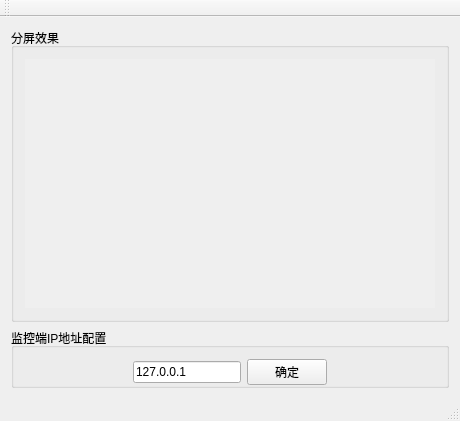
Old version of the form LocalManager/mainwindow.ui in the repository Robbie-Juelich/CSR_Video.
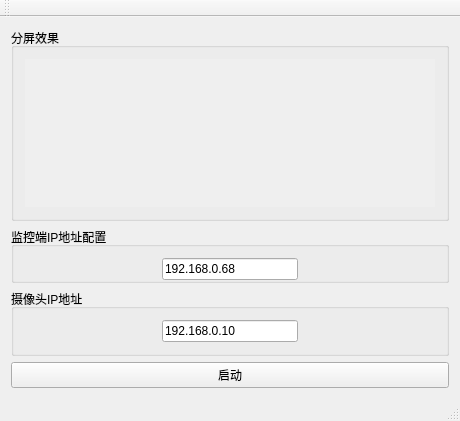
New version of the form. Icons and pictures are not drawn.

Commit message: 1. UI config support; 2. Read datagram error

```diff
--- a/LocalManager/mainwindow.ui
+++ b/LocalManager/mainwindow.ui
@@ -88,17 +88,7 @@
          <item>
           <widget class="QLineEdit" name="lineEdit">
            <property name="text">
-            <string>127.0.0.1</string>
-           </property>
-          </widget>
-         </item>
-         <item>
-          <widget class="QPushButton" name="pushButton_ip">
-           <property name="enabled">
-            <bool>true</bool>
-           </property>
-           <property name="text">
-            <string>确定</string>
+            <string>192.168.0.68</string>
            </property>
           </widget>
          </item>
@@ -120,6 +110,58 @@
       </item>
      </layout>
     </item>
+    <item>
+     <widget class="QGroupBox" name="groupBox_3">
+      <property name="title">
+       <string>摄像头IP地址</string>
+      </property>
+      <layout class="QHBoxLayout" name="horizontalLayout_4">
+       <item>
+        <spacer name="horizontalSpacer_3">
+         <property name="orientation">
+          <enum>Qt::Horizontal</enum>
+         </property>
+         <property name="sizeHint" stdset="0">
+          <size>
+           <width>40</width>
+           <height>20</height>
+          </size>
+         </property>
+        </spacer>
+       </item>
+       <item>
+        <widget class="QLineEdit" name="lineEdit_2">
+         <property name="text">
+          <string>192.168.0.10</string>
+         </property>
+        </widget>
+       </item>
+       <item>
+        <spacer name="horizontalSpacer_4">
+         <property name="orientation">
+          <enum>Qt::Horizontal</enum>
+         </property>
+         <property name="sizeHint" stdset="0">
+          <size>
+           <width>40</width>
+           <height>20</height>
+          </size>
+         </property>
+        </spacer>
+       </item>
+      </layout>
+     </widget>
+    </item>
+    <item>
+     <widget class="QPushButton" name="pushButton_start">
+      <property name="enabled">
+       <bool>true</bool>
+      </property>
+      <property name="text">
+       <string>启动</string>
+      </property>
+     </widget>
+    </item>
    </layout>
   </widget>
   <widget class="QMenuBar" name="menuBar">
```
Left out of the diff: 1 changed line with no effect on the pictures. The commit also changes 2 other files.
